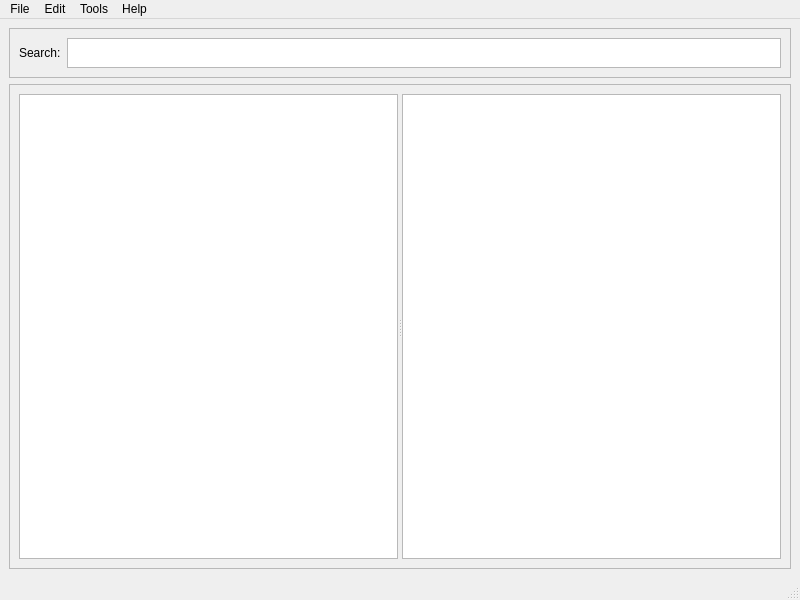
This is src/notesapp/ui/mainwindow.ui in juliendz/noteslot as Qt 5 draws it before an edit. The edited form follows.
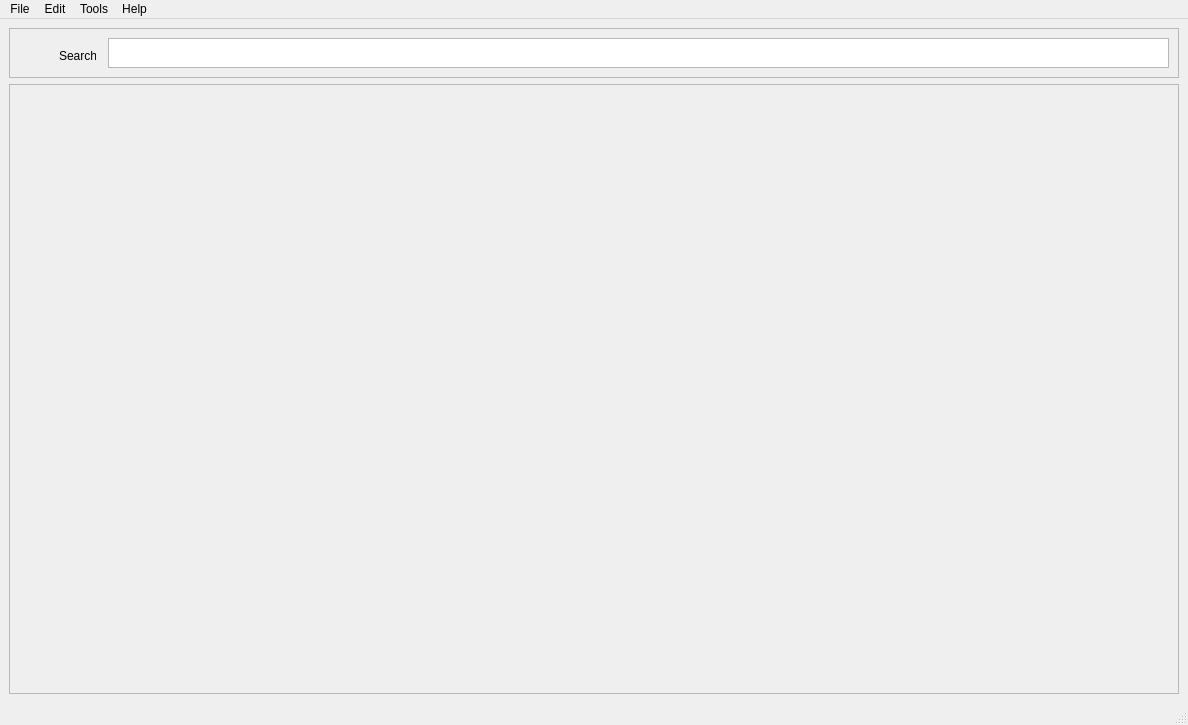
This is the edited form. Icons and pictures are not drawn.

Diff of the .ui file:
```diff
--- a/src/notesapp/ui/mainwindow.ui
+++ b/src/notesapp/ui/mainwindow.ui
@@ -6,8 +6,8 @@
    <rect>
     <x>0</x>
     <y>0</y>
-    <width>800</width>
-    <height>600</height>
+    <width>1188</width>
+    <height>725</height>
    </rect>
   </property>
   <property name="windowTitle">
@@ -29,18 +29,57 @@
       <property name="frameShadow">
        <enum>QFrame::Raised</enum>
       </property>
-      <layout class="QHBoxLayout" name="horizontalLayout">
-       <item>
-        <widget class="QLabel" name="label">
-         <property name="text">
-          <string>Search:</string>
-         </property>
-        </widget>
-       </item>
-       <item>
-        <widget class="QTextEdit" name="textEdit"/>
-       </item>
-      </layout>
+      <widget class="QLabel" name="label_searchicon">
+       <property name="geometry">
+        <rect>
+         <x>10</x>
+         <y>10</y>
+         <width>31</width>
+         <height>30</height>
+        </rect>
+       </property>
+       <property name="maximumSize">
+        <size>
+         <width>128</width>
+         <height>16777215</height>
+        </size>
+       </property>
+       <property name="text">
+        <string/>
+       </property>
+       <property name="pixmap">
+        <pixmap resource="../notesapp.qrc">:/icons/resources/icons/search.png</pixmap>
+       </property>
+       <property name="scaledContents">
+        <bool>true</bool>
+       </property>
+      </widget>
+      <widget class="QLabel" name="label_search">
+       <property name="geometry">
+        <rect>
+         <x>50</x>
+         <y>20</y>
+         <width>37</width>
+         <height>16</height>
+        </rect>
+       </property>
+       <property name="text">
+        <string>Search:</string>
+       </property>
+       <property name="textFormat">
+        <enum>Qt::AutoText</enum>
+       </property>
+      </widget>
+      <widget class="QTextEdit" name="textEdit">
+       <property name="geometry">
+        <rect>
+         <x>99</x>
+         <y>10</y>
+         <width>1061</width>
+         <height>30</height>
+        </rect>
+       </property>
+      </widget>
      </widget>
     </item>
     <item>
@@ -57,8 +96,6 @@
          <property name="orientation">
           <enum>Qt::Horizontal</enum>
          </property>
-         <widget class="QListView" name="listView_notebooks"/>
-         <widget class="QTableView" name="tableView_notes"/>
         </widget>
        </item>
       </layout>
@@ -71,7 +108,7 @@
     <rect>
      <x>0</x>
      <y>0</y>
-     <width>800</width>
+     <width>1188</width>
      <height>22</height>
     </rect>
    </property>
```
Left out of the diff: 6 changed lines with no effect on the pictures.
